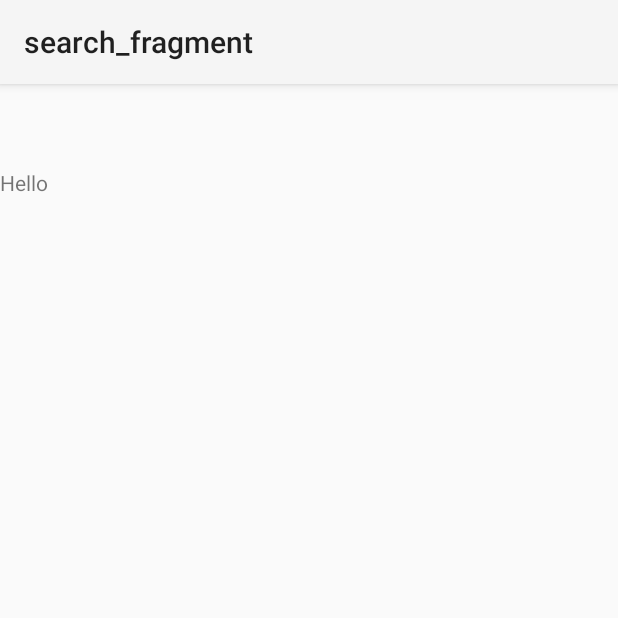
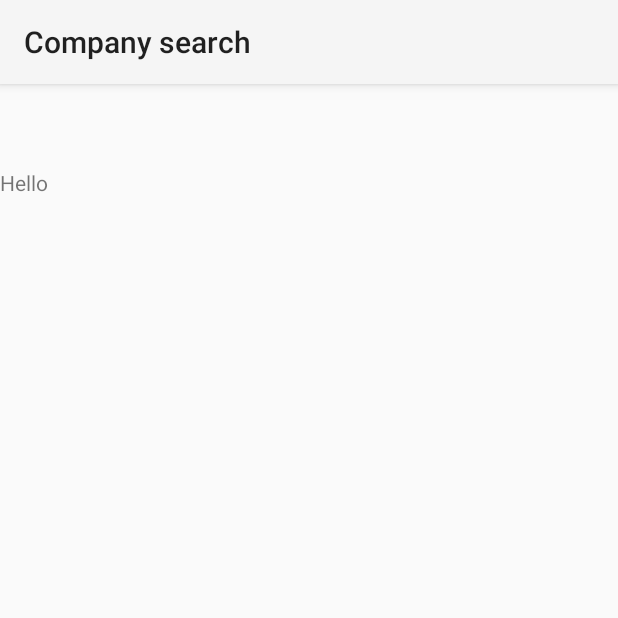
Before and after one commit to maijuriina/Android-Java-Course, an Android app: the SearchFragment screen opened through its navigation route, on a phone screen of 412 x 824 dp, the top half of it. Run offline under Robolectric (Android 15) with nearby library versions, the phone set to English and light mode, and no system bars; our stand-ins replace navigation-ui.

Commit message:
Deleted unnecessary onActivityCreated from SearchFragment. Added same function to SearchViewModel as is in others. SearchFragment name is displayed with string resource now.

```diff
--- a/TestApplication/app/src/main/java/com/example/testapplication/ui/search/SearchFragment.java
+++ b/TestApplication/app/src/main/java/com/example/testapplication/ui/search/SearchFragment.java
@@ -32,11 +32,4 @@ public class SearchFragment extends Fragment implements View.OnClickListener {
 
     }
 
-    @Override
-    public void onActivityCreated(@Nullable Bundle savedInstanceState) {
-        super.onActivityCreated(savedInstanceState);
-        SearchViewModel searchViewModel = new ViewModelProvider(this).get(SearchViewModel.class);
-        // TODO: Use the ViewModel
-    }
-
 }
--- a/TestApplication/app/src/main/java/com/example/testapplication/ui/search/SearchViewModel.java
+++ b/TestApplication/app/src/main/java/com/example/testapplication/ui/search/SearchViewModel.java
@@ -1,7 +1,19 @@
 package com.example.testapplication.ui.search;
 
+import androidx.lifecycle.LiveData;
+import androidx.lifecycle.MutableLiveData;
 import androidx.lifecycle.ViewModel;
 
 public class SearchViewModel extends ViewModel {
     // TODO: Implement the ViewModel
+    private MutableLiveData<String> mText;
+
+    public SearchViewModel() {
+        mText = new MutableLiveData<>();
+        mText.setValue("This is search fragment");
+    }
+
+    public LiveData<String> getText() {
+        return mText;
+    }
 }
--- a/TestApplication/app/src/main/res/navigation/mobile_navigation.xml
+++ b/TestApplication/app/src/main/res/navigation/mobile_navigation.xml
@@ -26,6 +26,6 @@
     <fragment
         android:id="@+id/navigation_search"
         android:name="com.example.testapplication.ui.search.SearchFragment"
-        android:label="search_fragment"
+        android:label="@string/title_company_search"
         tools:layout="@layout/fragment_search" />
 </navigation>
```
